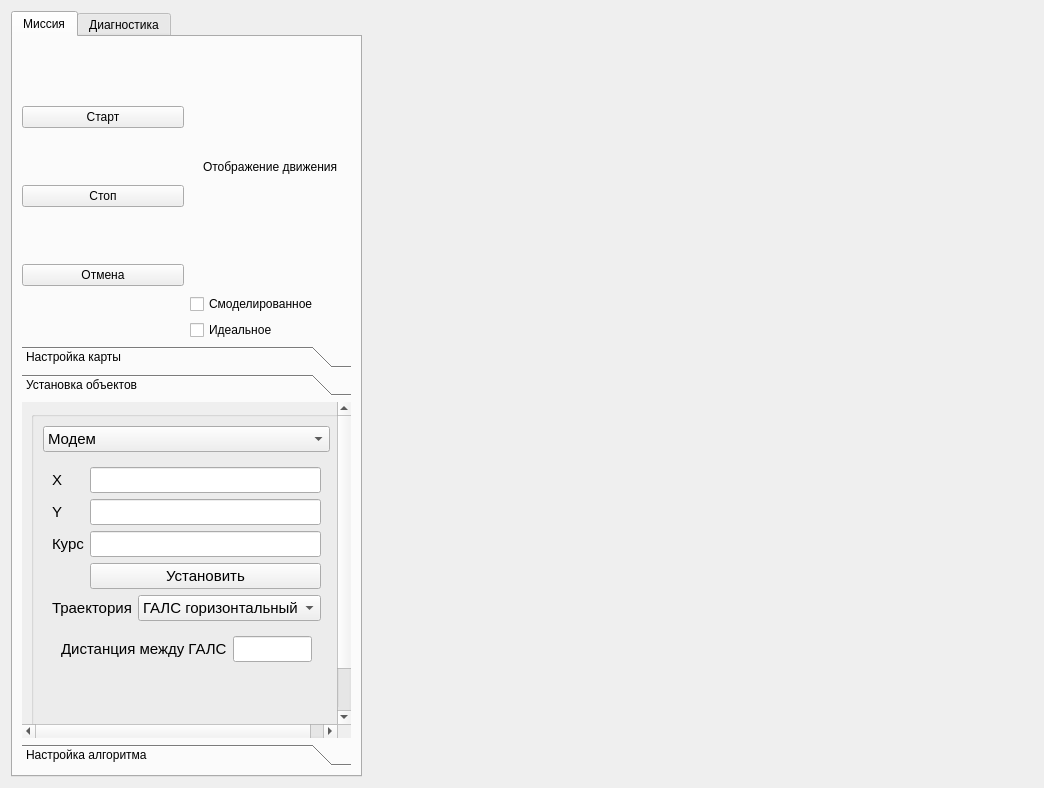
Above: widget.ui from lch1204/ProjectQtSem3 before the change. Below: the same form after it.
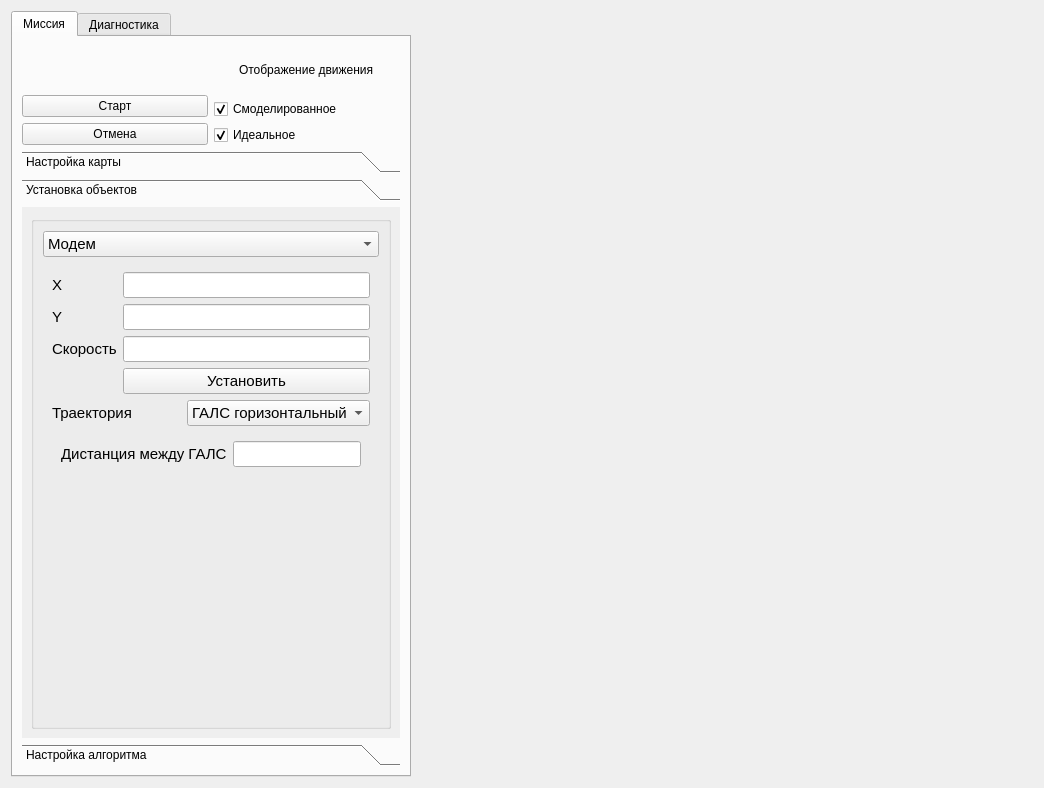
That is the form after the change. The open tabs and pages were chosen to show the change. Custom widgets are drawn as their Qt base class.

```diff
--- a/widget.ui
+++ b/widget.ui
@@ -471,10 +471,16 @@
        </property>
        <property name="minimumSize">
         <size>
-         <width>350</width>
+         <width>400</width>
          <height>0</height>
         </size>
        </property>
+       <property name="maximumSize">
+        <size>
+         <width>400</width>
+         <height>16777215</height>
+        </size>
+       </property>
        <property name="palette">
         <palette>
          <active>
@@ -530,7 +536,7 @@
         </attribute>
         <layout class="QVBoxLayout" name="verticalLayout_7">
          <item>
-          <layout class="QVBoxLayout" name="verticalLayout_6" stretch="1,0">
+          <layout class="QVBoxLayout" name="verticalLayout_6">
            <item>
             <layout class="QHBoxLayout" name="horizontalLayout_2" stretch="1,1">
              <item>
@@ -551,16 +557,45 @@
                 <number>0</number>
                </property>
                <item>
-                <widget class="QPushButton" name="pushButton">
+                <widget class="QLabel" name="labelErrorStart1">
+                 <property name="font">
+                  <font>
+                   <italic>true</italic>
+                  </font>
+                 </property>
+                 <property name="text">
+                  <string/>
+                 </property>
+                 <property name="alignment">
+                  <set>Qt::AlignCenter</set>
+                 </property>
+                </widget>
+               </item>
+               <item>
+                <widget class="QLabel" name="labelErrorStart2">
+                 <property name="text">
+                  <string/>
+                 </property>
+                 <property name="alignment">
+                  <set>Qt::AlignCenter</set>
+                 </property>
+                </widget>
+               </item>
+               <item>
+                <widget class="QPushButton" name="pbStart">
+                 <property name="font">
+                  <font>
+                   <kerning>true</kerning>
+                  </font>
+                 </property>
                  <property name="text">
                   <string>Старт</string>
                  </property>
-                </widget>
-               </item>
-               <item>
-                <widget class="QPushButton" name="pushButton_2">
-                 <property name="text">
-                  <string>Стоп</string>
+                 <property name="checkable">
+                  <bool>true</bool>
+                 </property>
+                 <property name="checked">
+                  <bool>false</bool>
                  </property>
                 </widget>
                </item>
@@ -587,6 +622,9 @@
                  <property name="text">
                   <string>Смоделированное</string>
                  </property>
+                 <property name="checked">
+                  <bool>true</bool>
+                 </property>
                 </widget>
                </item>
                <item>
@@ -594,6 +632,15 @@
                  <property name="text">
                   <string>Идеальное</string>
                  </property>
+                 <property name="checked">
+                  <bool>true</bool>
+                 </property>
+                 <property name="autoRepeat">
+                  <bool>false</bool>
+                 </property>
+                 <property name="tristate">
+                  <bool>false</bool>
+                 </property>
                 </widget>
                </item>
               </layout>
@@ -602,6 +649,12 @@
            </item>
            <item>
             <widget class="QToolBox" name="toolBox">
+             <property name="sizePolicy">
+              <sizepolicy hsizetype="Preferred" vsizetype="Expanding">
+               <horstretch>0</horstretch>
+               <verstretch>0</verstretch>
+              </sizepolicy>
+             </property>
              <property name="currentIndex">
               <number>1</number>
              </property>
@@ -794,8 +847,8 @@
                <rect>
                 <x>0</x>
                 <y>0</y>
-                <width>404</width>
-                <height>381</height>
+                <width>376</width>
+                <height>496</height>
                </rect>
               </property>
               <attribute name="label">
@@ -1447,7 +1500,7 @@
                             <item row="2" column="0">
                              <widget class="QLabel" name="psiLabel">
                               <property name="text">
-                               <string>Курс</string>
+                               <string>Скорость</string>
                               </property>
                              </widget>
                             </item>
```
Left out of the diff: 18 changed lines with no effect on the pictures.
